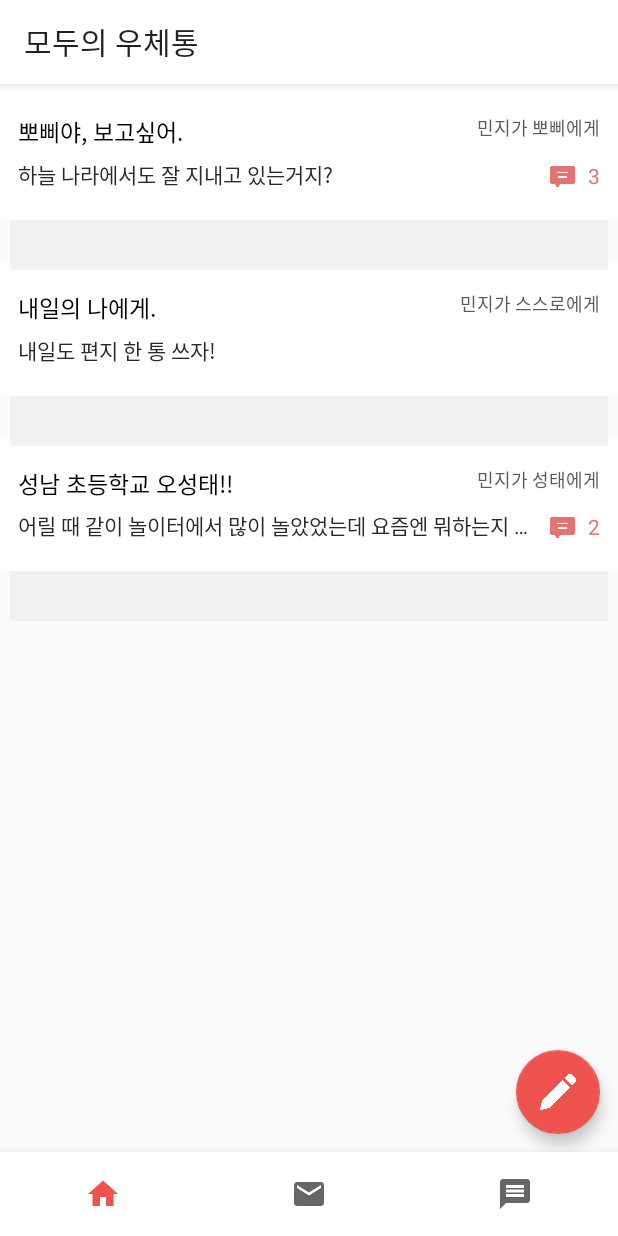
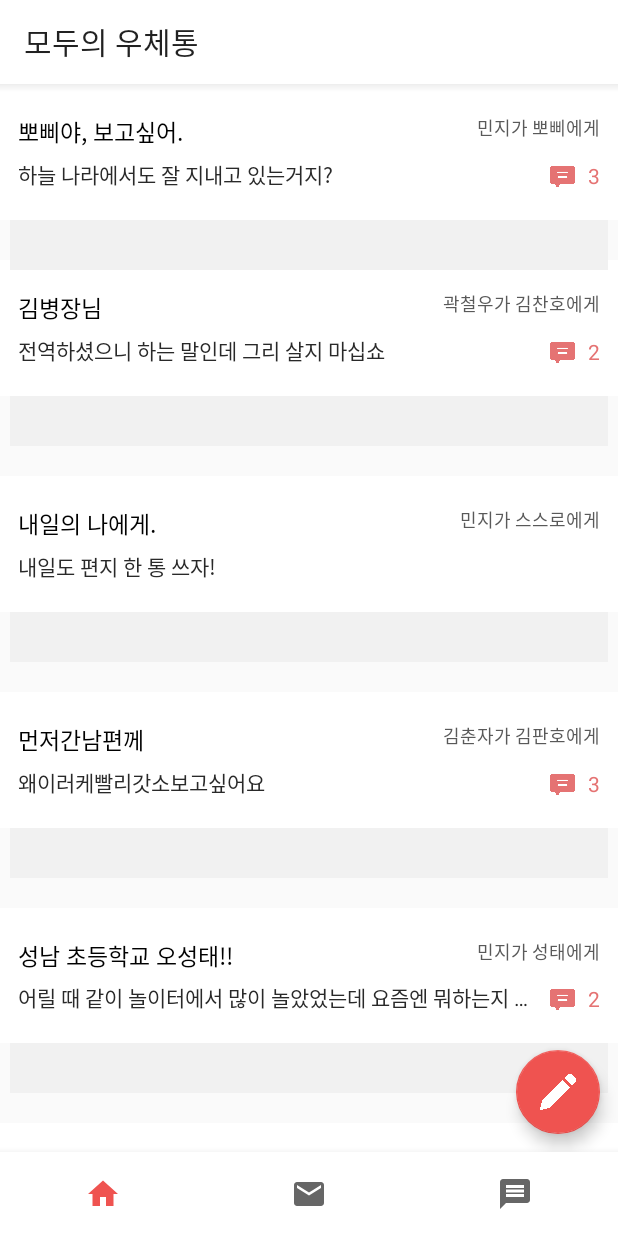
Before and after one commit to EstherHansol/mailpostnew, an Android app: the screen it shows after launch (MainActivity), on a phone screen of 412 x 824 dp. Run offline under Robolectric (Android 15) with nearby library versions, the light colour scheme and no system bars; our stand-ins replace data binding.

Commit message:
홈 프래그먼트 더미 데이터추가

```diff
--- a/app/src/main/java/com/example/mailpost/ui/utils/DummyProvider.kt
+++ b/app/src/main/java/com/example/mailpost/ui/utils/DummyProvider.kt
@@ -72,7 +72,7 @@ fun providePublicLetters(): List<Letter> {
 
     val letterList = mutableListOf<Letter>()
 
-    val firstDummyLetter = Letter(
+    val DummyLetter1 = Letter(
         "뽀삐야, 보고싶어.",
         "하늘 나라에서도 잘 지내고 있는거지?",
         "민지",
@@ -82,14 +82,33 @@ fun providePublicLetters(): List<Letter> {
             Comment(0, 0, "", System.currentTimeMillis()))
     )
 
-    val secondDummyLetter = Letter(
+    val DummyLetter2 = Letter(
+        "김병장님",
+        "전역하셨으니 하는 말인데 그리 살지 마십쇼",
+        "곽철우",
+        "김찬호",
+        listOf(Comment(0, 0, "", System.currentTimeMillis()),
+            Comment(0, 0, "", System.currentTimeMillis()))
+    )
+
+    val DummyLetter3 = Letter(
         "내일의 나에게.",
         "내일도 편지 한 통 쓰자!",
         "민지",
         "스스로",
     )
 
-    val thirdDummyLetter = Letter(
+    val DummyLetter4 = Letter(
+        "먼저간남편께",
+        "왜이러케빨리갓소보고싶어요",
+        "김춘자",
+        "김판호",
+        listOf(Comment(0, 0, "", System.currentTimeMillis()),
+            Comment(0, 0, "", System.currentTimeMillis()),
+            Comment(0, 0, "", System.currentTimeMillis()))
+    )
+
+    val DummyLetter5 = Letter(
         "성남 초등학교 오성태!!",
         "어릴 때 같이 놀이터에서 많이 놀았었는데 요즘엔 뭐하는지 궁금하네. 글 보면 연락 줘!",
         "민지",
@@ -98,7 +117,38 @@ fun providePublicLetters(): List<Letter> {
             Comment(0, 0, "", System.currentTimeMillis()))
     )
 
-    letterList.addAll(listOf(firstDummyLetter, secondDummyLetter, thirdDummyLetter))
+    val DummyLetter6 = Letter(
+        "I miss you, John",
+        "I'm sad that we can't meet because *ucking COVID-19. ",
+        "제시카 초이",
+        "존 존스",
+        listOf(Comment(0, 0, "", System.currentTimeMillis()),
+                Comment(0, 0, "", System.currentTimeMillis()),
+            Comment(0, 0, "", System.currentTimeMillis()))
+    )
+
+    val DummyLetter7 = Letter(
+        "도라에몽 잘 지내니?",
+        "나 다음 달에 이슬이랑 결혼해. 니가 왔으면 좋겠는데..",
+        "노진구",
+        "도라에몽",
+        listOf(Comment(0, 0, "", System.currentTimeMillis()),
+            Comment(0, 0, "", System.currentTimeMillis()))
+    )
+    val DummyLetter8 = Letter(
+        "티라노사우르스야 아쉽구나",
+        "몇 억년만 일찍 태어나면 우리 만날 수 있었을 텐데.. ",
+        "김디아나존스",
+        "티라노사우르스",
+        listOf(Comment(0, 0, "", System.currentTimeMillis()),
+            Comment(0, 0, "", System.currentTimeMillis()),
+            Comment(0, 0, "", System.currentTimeMillis()),
+            Comment(0, 0, "", System.currentTimeMillis()),
+            Comment(0, 0, "", System.currentTimeMillis()))
+    )
+
+
+    letterList.addAll(listOf(DummyLetter1, DummyLetter2, DummyLetter3, DummyLetter4, DummyLetter5, DummyLetter6, DummyLetter7, DummyLetter8))
 
 
 
```
